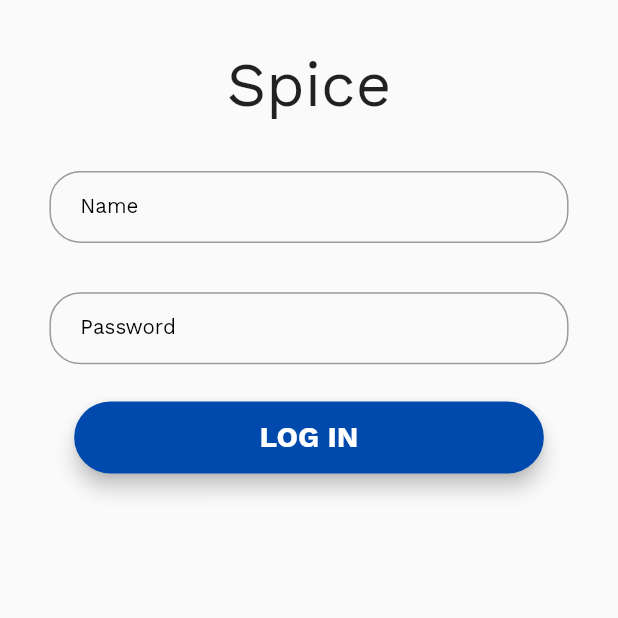
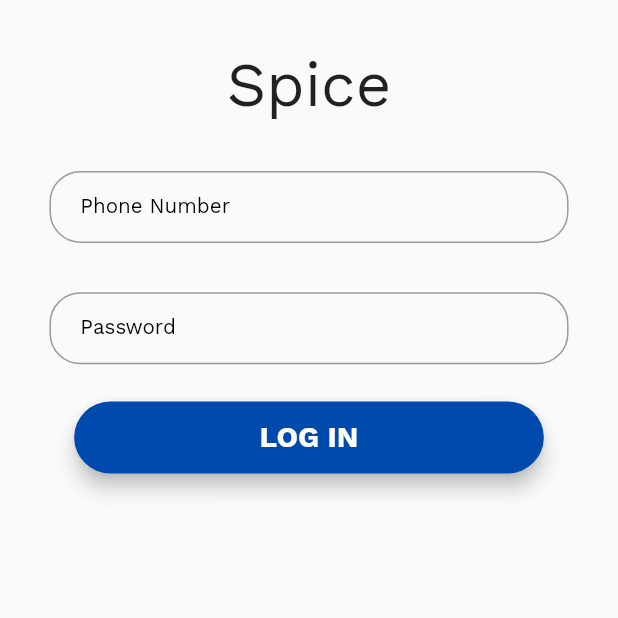
Before and after one commit to AdityaChaudhary18/chef_gram, a Flutter app: the screen it shows after launch, on a phone screen of 412 x 824 dp, the top half of it. Run offline on Flutter 3.47's test engine with Material 2 defaults, Android fonts, the phone set to English and light mode, and no system bars; our stand-ins replace cloud_firestore, firebase_auth, firebase_core, flutter_slidable, sizer, syncfusion_flutter_charts; accounts and stored records are empty.

Commit message:
Fixed errors

```diff
--- a/lib/authentication_service.dart
+++ b/lib/authentication_service.dart
@@ -18,7 +18,6 @@ class AuthenticationService with ChangeNotifier {
           email: "$number@spice.com", password: password);
       await FirebaseFirestore.instance.collection('users').doc(_firebaseAuth.currentUser!.uid).get().then((value) {
         if (value.get('role')=='employee') {
-          print('employee');
         } else {
           signOut();
         }
--- a/lib/constants.dart
+++ b/lib/constants.dart
@@ -2,10 +2,10 @@ import 'package:flutter/material.dart';
 import 'package:sizer/sizer.dart';
 
 var authTextFieldDecoration = InputDecoration(
-  labelText: "Name",
+  labelText: "Phone Number",
   labelStyle: TextStyle(fontSize: 10.sp, color: Colors.black),
   errorStyle: TextStyle(fontSize: 10.sp),
-  hintText: "Enter your name",
+  hintText: "Enter your number",
   hintStyle: TextStyle(fontSize: 10.sp, color: Color(0xFFAF9E9E)),
   contentPadding: EdgeInsets.symmetric(vertical: 1.2.h, horizontal: 2.5.h),
   border: OutlineInputBorder(
--- a/lib/database_service.dart
+++ b/lib/database_service.dart
@@ -35,6 +35,7 @@ class DatabaseService {
       monthlyTarget: snapshot.get('monthlyTarget') ?? 0,
       targetData: snapshot.get('targetData') ?? {},
       role: snapshot.get('role'),
+      phoneNo: snapshot.get('phoneNo') ?? '',
       timeTargetUpdated: snapshot.get('timeTargetUpdated') ??
           DateTime.now().subtract(Duration(days: 1)),
     );
--- a/lib/main.dart
+++ b/lib/main.dart
@@ -38,7 +38,7 @@ class MyApp extends StatelessWidget {
         ),
         StreamProvider(
           create: (context) => context.read<DatabaseService>().profile,
-          initialData: Profile(name: '', age: 0, monthlyTarget: 60000, role: 'employee'),
+          initialData: Profile(name: '', age: 0, monthlyTarget: 60000, role: 'employee', phoneNo: ''),
         ),
       ],
       child: Sizer(builder: (context, orientation, deviceTye) {
--- a/lib/models/profile_model.dart
+++ b/lib/models/profile_model.dart
@@ -6,6 +6,7 @@ class Profile {
   int monthlyTarget;
   String role;
   Timestamp? timeTargetUpdated;
+  String phoneNo;
   Map<String, dynamic>? targetData;
 
   Profile(
@@ -13,6 +14,7 @@ class Profile {
       required this.monthlyTarget,
       required this.age,
       this.targetData,
+        required this.phoneNo,
       required this.role,
       this.timeTargetUpdated});
 
@@ -22,5 +24,6 @@ class Profile {
         monthlyTarget = json['monthlyTarget'],
         targetData = json['targetData'],
         role = json['role'],
+  phoneNo = json['phoneNo'],
         timeTargetUpdated = json['timeTargetUpdated'];
 }
```
